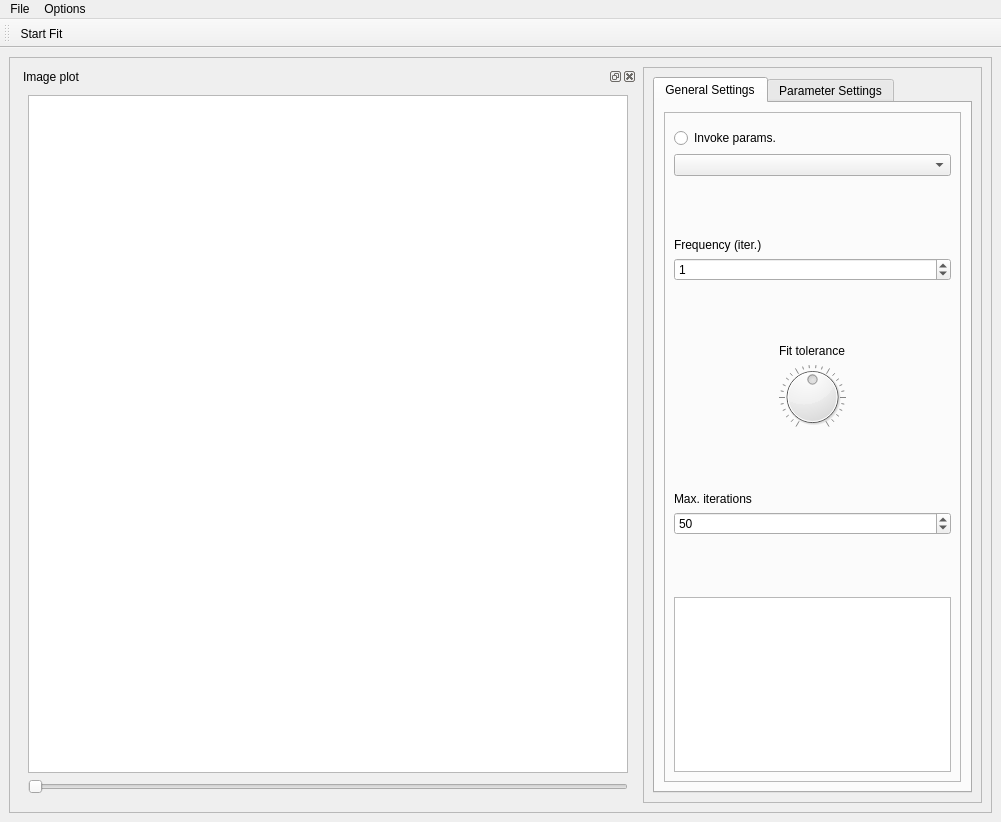
sriharijayaram5/qudi, file gui/odmr/ui_odmrgui_gpu_prime95b.ui: the form before one commit.
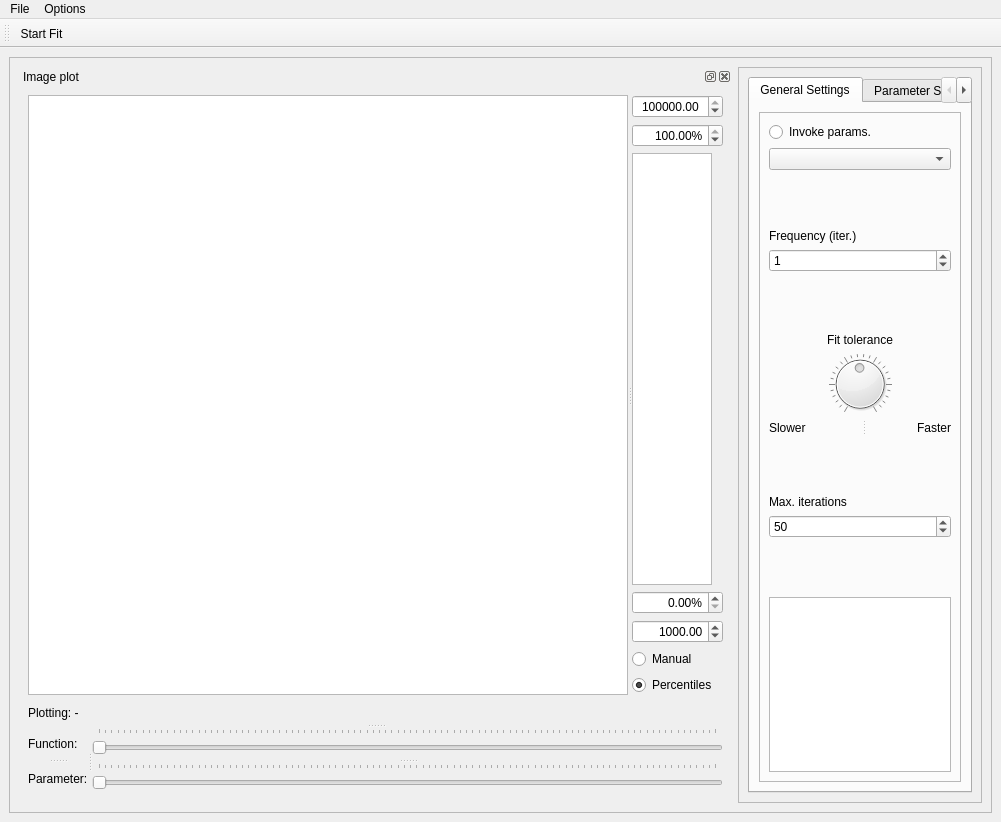
The form after the commit. Icons and pictures are not drawn. Custom widgets are drawn as their Qt base class.

What changed in the file:
```diff
--- a/gui/odmr/ui_odmrgui_gpu_prime95b.ui
+++ b/gui/odmr/ui_odmrgui_gpu_prime95b.ui
@@ -29,71 +29,8 @@
       <property name="frameShadow">
        <enum>QFrame::Raised</enum>
       </property>
-      <layout class="QHBoxLayout" name="horizontalLayout_2">
-       <item>
-        <widget class="QSplitter" name="splitter">
-         <property name="orientation">
-          <enum>Qt::Horizontal</enum>
-         </property>
-         <widget class="QDockWidget" name="image_plot_DockWidget_2">
-          <property name="sizePolicy">
-           <sizepolicy hsizetype="Expanding" vsizetype="Expanding">
-            <horstretch>0</horstretch>
-            <verstretch>0</verstretch>
-           </sizepolicy>
-          </property>
-          <property name="minimumSize">
-           <size>
-            <width>600</width>
-            <height>600</height>
-           </size>
-          </property>
-          <property name="windowTitle">
-           <string>Image plot</string>
-          </property>
-          <widget class="QWidget" name="dockWidgetContents_2">
-           <property name="minimumSize">
-            <size>
-             <width>100</width>
-             <height>100</height>
-            </size>
-           </property>
-           <layout class="QVBoxLayout" name="verticalLayout_2">
-            <item>
-             <widget class="PlotWidget" name="image_PlotWidget_2">
-              <property name="sizePolicy">
-               <sizepolicy hsizetype="Expanding" vsizetype="Expanding">
-                <horstretch>0</horstretch>
-                <verstretch>0</verstretch>
-               </sizepolicy>
-              </property>
-              <property name="minimumSize">
-               <size>
-                <width>600</width>
-                <height>600</height>
-               </size>
-              </property>
-              <property name="transformationAnchor">
-               <enum>QGraphicsView::AnchorUnderMouse</enum>
-              </property>
-             </widget>
-            </item>
-            <item>
-             <widget class="QSlider" name="img_horizontalSlider">
-              <property name="pageStep">
-               <number>1</number>
-              </property>
-              <property name="orientation">
-               <enum>Qt::Horizontal</enum>
-              </property>
-             </widget>
-            </item>
-           </layout>
-          </widget>
-         </widget>
-        </widget>
-       </item>
-       <item>
+      <layout class="QGridLayout" name="gridLayout_3">
+       <item row="0" column="1">
         <widget class="QFrame" name="frame">
          <property name="frameShape">
           <enum>QFrame::StyledPanel</enum>
@@ -138,121 +75,8 @@
                 <property name="frameShadow">
                  <enum>QFrame::Raised</enum>
                 </property>
-                <layout class="QGridLayout" name="gridLayout_3">
-                 <item row="8" column="0">
-                  <layout class="QVBoxLayout" name="verticalLayout_3">
-                   <item>
-                    <widget class="QLabel" name="label_3">
-                     <property name="sizePolicy">
-                      <sizepolicy hsizetype="Expanding" vsizetype="Preferred">
-                       <horstretch>0</horstretch>
-                       <verstretch>0</verstretch>
-                      </sizepolicy>
-                     </property>
-                     <property name="text">
-                      <string>Max. iterations</string>
-                     </property>
-                    </widget>
-                   </item>
-                   <item>
-                    <widget class="QSpinBox" name="max_iterations_spinBox">
-                     <property name="sizePolicy">
-                      <sizepolicy hsizetype="Expanding" vsizetype="Fixed">
-                       <horstretch>0</horstretch>
-                       <verstretch>0</verstretch>
-                      </sizepolicy>
-                     </property>
-                     <property name="maximum">
-                      <number>1000</number>
-                     </property>
-                     <property name="value">
-                      <number>50</number>
-                     </property>
-                    </widget>
-                   </item>
-                  </layout>
-                 </item>
-                 <item row="9" column="0">
-                  <spacer name="verticalSpacer_4">
-                   <property name="sizePolicy">
-                    <sizepolicy hsizetype="Expanding" vsizetype="Expanding">
-                     <horstretch>0</horstretch>
-                     <verstretch>0</verstretch>
-                    </sizepolicy>
-                   </property>
-                   <property name="orientation">
-                    <enum>Qt::Vertical</enum>
-                   </property>
-                   <property name="sizeHint" stdset="0">
-                    <size>
-                     <width>20</width>
-                     <height>91</height>
-                    </size>
-                   </property>
-                  </spacer>
-                 </item>
-                 <item row="6" column="0">
-                  <layout class="QVBoxLayout" name="verticalLayout_4">
-                   <item alignment="Qt::AlignHCenter|Qt::AlignVCenter">
-                    <widget class="QLabel" name="label_2">
-                     <property name="sizePolicy">
-                      <sizepolicy hsizetype="Expanding" vsizetype="Preferred">
-                       <horstretch>0</horstretch>
-                       <verstretch>0</verstretch>
-                      </sizepolicy>
-                     </property>
-                     <property name="text">
-                      <string>Fit tolerance</string>
-                     </property>
-                    </widget>
-                   </item>
-                   <item>
-                    <widget class="QDial" name="tolerance_dial">
-                     <property name="sizePolicy">
-                      <sizepolicy hsizetype="Expanding" vsizetype="Preferred">
-                       <horstretch>0</horstretch>
-                       <verstretch>0</verstretch>
-                      </sizepolicy>
-                     </property>
-                     <property name="maximum">
-                      <number>100</number>
-                     </property>
-                     <property name="singleStep">
-                      <number>1</number>
-                     </property>
-                     <property name="value">
-                      <number>50</number>
-                     </property>
-                     <property name="wrapping">
-                      <bool>false</bool>
-                     </property>
-                     <property name="notchesVisible">
-                      <bool>true</bool>
-                     </property>
-                    </widget>
-                   </item>
-                  </layout>
-                 </item>
-                 <item row="7" column="0">
-                  <spacer name="verticalSpacer_3">
-                   <property name="sizePolicy">
-                    <sizepolicy hsizetype="Expanding" vsizetype="Expanding">
-                     <horstretch>0</horstretch>
-                     <verstretch>0</verstretch>
-                    </sizepolicy>
-                   </property>
-                   <property name="orientation">
-                    <enum>Qt::Vertical</enum>
-                   </property>
-                   <property name="sizeHint" stdset="0">
-                    <size>
-                     <width>20</width>
-                     <height>91</height>
-                    </size>
-                   </property>
-                  </spacer>
-                 </item>
-                 <item row="1" column="0">
+                <layout class="QVBoxLayout" name="verticalLayout">
+                 <item>
                   <widget class="QRadioButton" name="invoke_params_radioButton">
                    <property name="sizePolicy">
                     <sizepolicy hsizetype="Expanding" vsizetype="Fixed">
@@ -265,7 +89,7 @@
                    </property>
                   </widget>
                  </item>
-                 <item row="2" column="0">
+                 <item>
                   <widget class="QComboBox" name="fit_methods_comboBox">
                    <property name="sizePolicy">
                     <sizepolicy hsizetype="Expanding" vsizetype="Fixed">
@@ -278,8 +102,8 @@
                    </property>
                   </widget>
                  </item>
-                 <item row="5" column="0">
-                  <spacer name="verticalSpacer_2">
+                 <item>
+                  <spacer name="verticalSpacer">
                    <property name="sizePolicy">
                     <sizepolicy hsizetype="Expanding" vsizetype="Expanding">
                      <horstretch>0</horstretch>
@@ -292,12 +116,12 @@
                    <property name="sizeHint" stdset="0">
                     <size>
                      <width>20</width>
-                     <height>92</height>
+                     <height>91</height>
                     </size>
                    </property>
                   </spacer>
                  </item>
-                 <item row="4" column="0">
+                 <item>
                   <layout class="QGridLayout" name="gridLayout">
                    <item row="0" column="0">
                     <widget class="QLabel" name="label">
@@ -330,8 +154,8 @@
                    </item>
                   </layout>
                  </item>
-                 <item row="3" column="0">
-                  <spacer name="verticalSpacer">
+                 <item>
+                  <spacer name="verticalSpacer_2">
                    <property name="sizePolicy">
                     <sizepolicy hsizetype="Expanding" vsizetype="Expanding">
                      <horstretch>0</horstretch>
@@ -344,12 +168,154 @@
                    <property name="sizeHint" stdset="0">
                     <size>
                      <width>20</width>
+                     <height>92</height>
+                    </size>
+                   </property>
+                  </spacer>
+                 </item>
+                 <item>
+                  <layout class="QVBoxLayout" name="verticalLayout_4">
+                   <item alignment="Qt::AlignHCenter|Qt::AlignVCenter">
+                    <widget class="QLabel" name="label_2">
+                     <property name="sizePolicy">
+                      <sizepolicy hsizetype="Expanding" vsizetype="Preferred">
+                       <horstretch>0</horstretch>
+                       <verstretch>0</verstretch>
+                      </sizepolicy>
+                     </property>
+                     <property name="text">
+                      <string>Fit tolerance</string>
+                     </property>
+                    </widget>
+                   </item>
+                   <item>
+                    <widget class="QDial" name="tolerance_dial">
+                     <property name="sizePolicy">
+                      <sizepolicy hsizetype="Expanding" vsizetype="Preferred">
+                       <horstretch>0</horstretch>
+                       <verstretch>0</verstretch>
+                      </sizepolicy>
+                     </property>
+                     <property name="minimum">
+                      <number>1</number>
+                     </property>
+                     <property name="maximum">
+                      <number>100</number>
+                     </property>
+                     <property name="singleStep">
+                      <number>1</number>
+                     </property>
+                     <property name="value">
+                      <number>50</number>
+                     </property>
+                     <property name="orientation">
+                      <enum>Qt::Horizontal</enum>
+                     </property>
+                     <property name="invertedControls">
+                      <bool>false</bool>
+                     </property>
+                     <property name="wrapping">
+                      <bool>false</bool>
+                     </property>
+                     <property name="notchesVisible">
+                      <bool>true</bool>
+                     </property>
+                    </widget>
+                   </item>
+                  </layout>
+                 </item>
+                 <item>
+                  <widget class="QSplitter" name="splitter_2">
+                   <property name="orientation">
+                    <enum>Qt::Horizontal</enum>
+                   </property>
+                   <widget class="QLabel" name="label_4">
+                    <property name="text">
+                     <string>Slower</string>
+                    </property>
+                   </widget>
+                   <widget class="QLabel" name="label_5">
+                    <property name="text">
+                     <string>Faster</string>
+                    </property>
+                    <property name="alignment">
+                     <set>Qt::AlignRight|Qt::AlignTrailing|Qt::AlignVCenter</set>
+                    </property>
+                   </widget>
+                  </widget>
+                 </item>
+                 <item>
+                  <spacer name="verticalSpacer_3">
+                   <property name="sizePolicy">
+                    <sizepolicy hsizetype="Expanding" vsizetype="Expanding">
+                     <horstretch>0</horstretch>
+                     <verstretch>0</verstretch>
+                    </sizepolicy>
+                   </property>
+                   <property name="orientation">
+                    <enum>Qt::Vertical</enum>
+                   </property>
+                   <property name="sizeHint" stdset="0">
+                    <size>
+                     <width>20</width>
                      <height>91</height>
                     </size>
                    </property>
                   </spacer>
                  </item>
-                 <item row="10" column="0">
+                 <item>
+                  <layout class="QVBoxLayout" name="verticalLayout_3">
+                   <item>
+                    <widget class="QLabel" name="label_3">
+                     <property name="sizePolicy">
+                      <sizepolicy hsizetype="Expanding" vsizetype="Preferred">
+                       <horstretch>0</horstretch>
+                       <verstretch>0</verstretch>
+                      </sizepolicy>
+                     </property>
+                     <property name="text">
+                      <string>Max. iterations</string>
+                     </property>
+                    </widget>
+                   </item>
+                   <item>
+                    <widget class="QSpinBox" name="max_iterations_spinBox">
+                     <property name="sizePolicy">
+                      <sizepolicy hsizetype="Expanding" vsizetype="Fixed">
+                       <horstretch>0</horstretch>
+                       <verstretch>0</verstretch>
+                      </sizepolicy>
+                     </property>
+                     <property name="maximum">
+                      <number>1000</number>
+                     </property>
+                     <property name="value">
+                      <number>50</number>
+                     </property>
+                    </widget>
+                   </item>
+                  </layout>
+                 </item>
+                 <item>
+                  <spacer name="verticalSpacer_4">
+                   <property name="sizePolicy">
+                    <sizepolicy hsizetype="Expanding" vsizetype="Expanding">
+                     <horstretch>0</horstretch>
+                     <verstretch>0</verstretch>
+                    </sizepolicy>
+                   </property>
+                   <property name="orientation">
+                    <enum>Qt::Vertical</enum>
+                   </property>
+                   <property name="sizeHint" stdset="0">
+                    <size>
+                     <width>20</width>
+                     <height>91</height>
+                    </size>
+                   </property>
+                  </spacer>
+                 </item>
+                 <item>
                   <widget class="QTextBrowser" name="odmr_fit_results_DisplayWidget">
                    <property name="sizePolicy">
                     <sizepolicy hsizetype="Expanding" vsizetype="Expanding">
@@ -377,16 +343,6 @@
                    </property>
                   </widget>
                  </item>
-                 <item row="0" column="0">
-                  <widget class="QFrame" name="frame_4">
-                   <property name="frameShape">
-                    <enum>QFrame::StyledPanel</enum>
-                   </property>
-                   <property name="frameShadow">
-                    <enum>QFrame::Raised</enum>
-                   </property>
-                  </widget>
-                 </item>
                 </layout>
                </widget>
               </item>
@@ -402,6 +358,342 @@
          </layout>
         </widget>
        </item>
+       <item row="0" column="0">
+        <widget class="QSplitter" name="splitter">
+         <property name="orientation">
+          <enum>Qt::Horizontal</enum>
+         </property>
+         <widget class="QDockWidget" name="image_plot_DockWidget_2">
+          <property name="sizePolicy">
+           <sizepolicy hsizetype="Expanding" vsizetype="Expanding">
+            <horstretch>0</horstretch>
+            <verstretch>0</verstretch>
+           </sizepolicy>
+          </property>
+          <property name="minimumSize">
+           <size>
+            <width>600</width>
+            <height>600</height>
+           </size>
+          </property>
+          <property name="windowTitle">
+           <string>Image plot</string>
+          </property>
+          <widget class="QWidget" name="dockWidgetContents_2">
+           <property name="minimumSize">
+            <size>
+             <width>100</width>
+             <height>100</height>
+            </size>
+           </property>
+           <layout class="QGridLayout" name="gridLayout_2">
+            <item row="0" column="0">
+             <widget class="QSplitter" name="splitter_9">
+              <property name="orientation">
+               <enum>Qt::Horizontal</enum>
+              </property>
+              <widget class="PlotWidget" name="image_PlotWidget_2">
+               <property name="sizePolicy">
+                <sizepolicy hsizetype="Expanding" vsizetype="Expanding">
+                 <horstretch>0</horstretch>
+                 <verstretch>0</verstretch>
+                </sizepolicy>
+               </property>
+               <property name="minimumSize">
+                <size>
+                 <width>600</width>
+                 <height>600</height>
+                </size>
+               </property>
+               <property name="transformationAnchor">
+                <enum>QGraphicsView::AnchorUnderMouse</enum>
+               </property>
+              </widget>
+              <widget class="QSplitter" name="splitter_8">
+               <property name="orientation">
+                <enum>Qt::Vertical</enum>
+               </property>
+               <widget class="QWidget" name="layoutWidget">
+                <layout class="QVBoxLayout" name="verticalLayout_6" stretch="0,0,0,0,0,0,0">
+                 <item>
+                  <widget class="ScienDSpinBox" name="xy_cb_max_DoubleSpinBox">
+                   <property name="sizePolicy">
+                    <sizepolicy hsizetype="Fixed" vsizetype="Fixed">
+                     <horstretch>0</horstretch>
+                     <verstretch>0</verstretch>
+                    </sizepolicy>
+                   </property>
+                   <property name="maximumSize">
+                    <size>
+                     <width>100</width>
+                     <height>16777215</height>
+                    </size>
+                   </property>
+                   <property name="mouseTracking">
+                    <bool>true</bool>
+                   </property>
+                   <property name="acceptDrops">
+                    <bool>true</bool>
+                   </property>
+                   <property name="alignment">
+                    <set>Qt::AlignRight|Qt::AlignTrailing|Qt::AlignVCenter</set>
+                   </property>
+                   <property name="accelerated">
+                    <bool>true</bool>
+                   </property>
+                   <property name="suffix">
+                    <string> </string>
+                   </property>
+                   <property name="decimals">
+                    <number>2</number>
+                   </property>
+                   <property name="minimum">
+                    <double>-100000000000000.000000000000000</double>
+                   </property>
+                   <property name="maximum">
+                    <double>100000000000000.000000000000000</double>
+                   </property>
+                   <property name="singleStep">
+                    <double>1000000.000000000000000</double>
+                   </property>
+                   <property name="value">
+                    <double>100000.000000000000000</double>
+                   </property>
+                  </widget>
+                 </item>
+                 <item>
+                  <widget class="ScienDSpinBox" name="xy_cb_high_percentile_DoubleSpinBox">
+                   <property name="maximumSize">
+                    <size>
+                     <width>100</width>
+                     <height>16777215</height>
+                    </size>
+                   </property>
+                   <property name="alignment">
+                    <set>Qt::AlignRight|Qt::AlignTrailing|Qt::AlignVCenter</set>
+                   </property>
+                   <property name="suffix">
+                    <string>%</string>
+                   </property>
+                   <property name="decimals">
+                    <number>2</number>
+                   </property>
+                   <property name="minimum">
+                    <double>0.000000000000000</double>
+                   </property>
+                   <property name="maximum">
+                    <double>100.000000000000000</double>
+                   </property>
+                   <property name="singleStep">
+                    <double>0.100000000000000</double>
+                   </property>
+                   <property name="value">
+                    <double>100.000000000000000</double>
+                   </property>
+                  </widget>
+                 </item>
+                 <item>
+                  <widget class="PlotWidget" name="xy_cb_ViewWidget">
+                   <property name="sizePolicy">
+                    <sizepolicy hsizetype="Preferred" vsizetype="Preferred">
+                     <horstretch>0</horstretch>
+                     <verstretch>0</verstretch>
+                    </sizepolicy>
+                   </property>
+                   <property name="maximumSize">
+                    <size>
+                     <width>80</width>
+                     <height>16777215</height>
+                    </size>
+                   </property>
+                  </widget>
+                 </item>
+                 <item>
+                  <widget class="ScienDSpinBox" name="xy_cb_low_percentile_DoubleSpinBox">
+                   <property name="maximumSize">
+                    <size>
+                     <width>100</width>
+                     <height>16777215</height>
+                    </size>
+                   </property>
+                   <property name="alignment">
+                    <set>Qt::AlignRight|Qt::AlignTrailing|Qt::AlignVCenter</set>
+                   </property>
+                   <property name="suffix">
+                    <string>%</string>
+                   </property>
+                   <property name="decimals">
+                    <number>2</number>
+                   </property>
+                   <property name="minimum">
+                    <double>0.000000000000000</double>
+                   </property>
+                   <property name="maximum">
+                    <double>100.000000000000000</double>
+                   </property>
+                   <property name="singleStep">
+                    <double>0.100000000000000</double>
+                   </property>
+                   <property name="value">
+                    <double>0.000000000000000</double>
+                   </property>
+                  </widget>
+                 </item>
+                 <item>
+                  <widget class="ScienDSpinBox" name="xy_cb_min_DoubleSpinBox">
+                   <property name="sizePolicy">
+                    <sizepolicy hsizetype="Fixed" vsizetype="Fixed">
+                     <horstretch>0</horstretch>
+                     <verstretch>0</verstretch>
+                    </sizepolicy>
+                   </property>
+                   <property name="maximumSize">
+                    <size>
+                     <width>100</width>
+                     <height>16777215</height>
+                    </size>
+                   </property>
+                   <property name="mouseTracking">
+                    <bool>true</bool>
+                   </property>
+                   <property name="acceptDrops">
+                    <bool>true</bool>
+                   </property>
+                   <property name="alignment">
+                    <set>Qt::AlignRight|Qt::AlignTrailing|Qt::AlignVCenter</set>
+                   </property>
+                   <property name="accelerated">
+                    <bool>true</bool>
+                   </property>
+                   <property name="suffix">
+                    <string/>
+                   </property>
+                   <property name="decimals">
+                    <number>2</number>
+                   </property>
+                   <property name="minimum">
+                    <double>-100000000000000000.000000000000000</double>
+                   </property>
+                   <property name="maximum">
+                    <double>100000000000000000.000000000000000</double>
+                   </property>
+                   <property name="singleStep">
+                    <double>1000000.000000000000000</double>
+                   </property>
+                   <property name="value">
+                    <double>1000.000000000000000</double>
+                   </property>
+                  </widget>
+                 </item>
+                 <item>
+                  <widget class="QRadioButton" name="xy_cb_manual_RadioButton">
+                   <property name="text">
+                    <string>Manual</string>
+                   </property>
+                   <property name="checked">
+                    <bool>false</bool>
+                   </property>
+                  </widget>
+                 </item>
+                 <item>
+                  <widget class="QRadioButton" name="xy_cb_centiles_RadioButton">
+                   <property name="text">
+                    <string>Percentiles</string>
+                   </property>
+                   <property name="checked">
+                    <bool>true</bool>
+                   </property>
+                  </widget>
+                 </item>
+                </layout>
+               </widget>
+              </widget>
+             </widget>
+            </item>
+            <item row="1" column="0">
+             <widget class="QSplitter" name="splitter_7">
+              <property name="orientation">
+               <enum>Qt::Vertical</enum>
+              </property>
+              <widget class="QSplitter" name="splitter_6">
+               <property name="orientation">
+                <enum>Qt::Horizontal</enum>
+               </property>
+               <widget class="QLabel" name="label_8">
+                <property name="text">
+                 <string>Plotting: -</string>
+                </property>
+               </widget>
+              </widget>
+              <widget class="QSplitter" name="splitter_5">
+               <property name="orientation">
+                <enum>Qt::Horizontal</enum>
+               </property>
+               <widget class="QSplitter" name="splitter_4">
+                <property name="orientation">
+                 <enum>Qt::Vertical</enum>
+                </property>
+                <widget class="QLabel" name="label_6">
+                 <property name="maximumSize">
+                  <size>
+                   <width>60</width>
+                   <height>16777215</height>
+                  </size>
+                 </property>
+                 <property name="text">
+                  <string>Function: </string>
+                 </property>
+                </widget>
+                <widget class="QLabel" name="label_7">
+                 <property name="maximumSize">
+                  <size>
+                   <width>60</width>
+                   <height>16777215</height>
+                  </size>
+                 </property>
+                 <property name="text">
+                  <string>Parameter:</string>
+                 </property>
+                </widget>
+               </widget>
+               <widget class="QSplitter" name="splitter_3">
+                <property name="orientation">
+                 <enum>Qt::Vertical</enum>
+                </property>
+                <widget class="QSlider" name="function_horizontalSlider">
+                 <property name="pageStep">
+                  <number>1</number>
+                 </property>
+                 <property name="orientation">
+                  <enum>Qt::Horizontal</enum>
+                 </property>
+                 <property name="invertedAppearance">
+                  <bool>false</bool>
+                 </property>
+                 <property name="tickPosition">
+                  <enum>QSlider::TicksAbove</enum>
+                 </property>
+                </widget>
+                <widget class="QSlider" name="param_horizontalSlider">
+                 <property name="pageStep">
+                  <number>1</number>
+                 </property>
+                 <property name="orientation">
+                  <enum>Qt::Horizontal</enum>
+                 </property>
+                 <property name="tickPosition">
+                  <enum>QSlider::TicksAbove</enum>
+                 </property>
+                </widget>
+               </widget>
+              </widget>
+             </widget>
+            </item>
+           </layout>
+          </widget>
+         </widget>
+        </widget>
+       </item>
       </layout>
      </widget>
     </item>
@@ -555,6 +847,11 @@
    <extends>QGraphicsView</extends>
    <header>pyqtgraph</header>
   </customwidget>
+  <customwidget>
+   <class>ScienDSpinBox</class>
+   <extends>QDoubleSpinBox</extends>
+   <header>qtwidgets.scientific_spinbox.h</header>
+  </customwidget>
  </customwidgets>
  <resources/>
  <connections>
```
